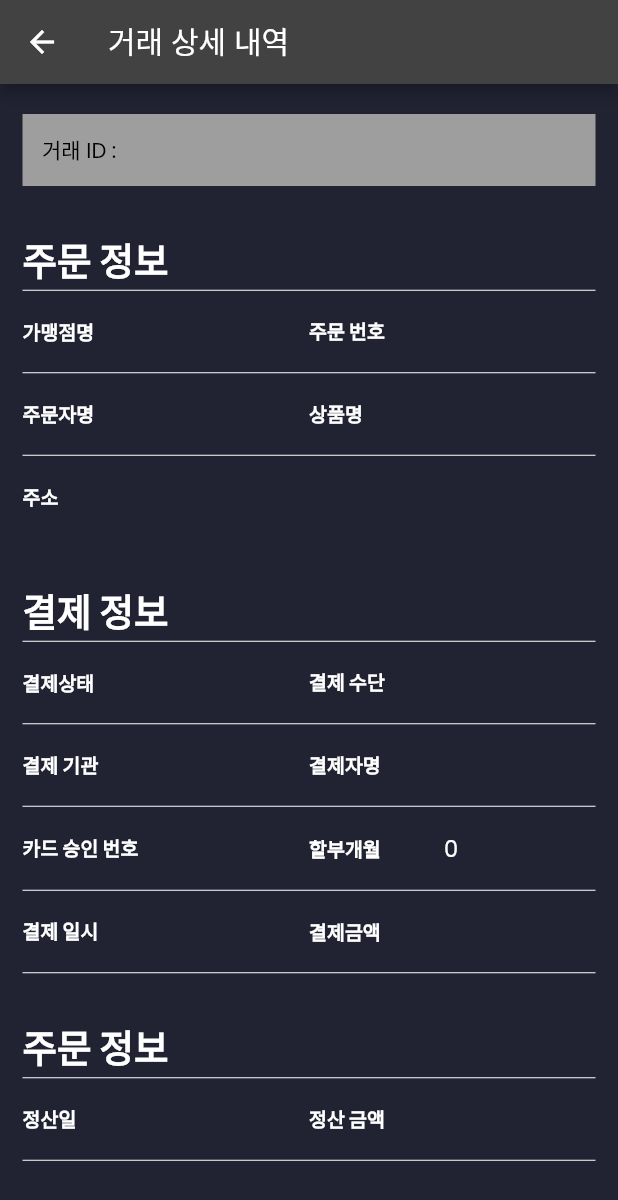
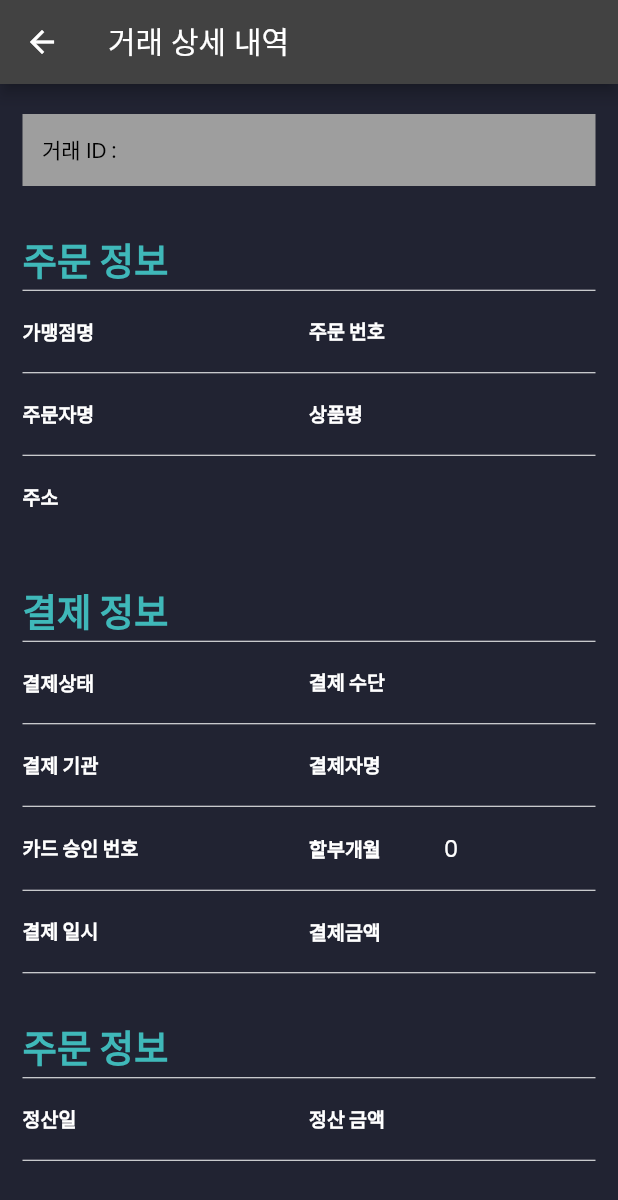
Before and after one commit to jinwoo-nam/Instapay-admin, a Flutter app: the TradeDetailPageWidget screen opened directly with empty values, on a phone screen of 412 x 824 dp. Shown: the top 1200 px of the screen. Run offline on Flutter 3.47's test engine with Material 2 defaults, Android fonts, the phone set to English and light mode, and no system bars; our stand-ins replace data_table_2, dio, dropdown_button2, flutter_secure_storage, fluttertoast, font_awesome_flutter and 4 more; missing offline and left inert: excel; accounts and stored records are empty; generated files the repository leaves out were written again; project files that could hold a hidden picture were left out.

Commit message:
상세페이지 컬러 변경

```diff
--- a/lib/presentation/trade_histroy/components/trade_detail_page_widget.dart
+++ b/lib/presentation/trade_histroy/components/trade_detail_page_widget.dart
@@ -1,6 +1,7 @@
 import 'package:flutter/material.dart';
 import 'package:instapay_admin/domain/model/tras/tras_info.dart';
 import 'package:instapay_admin/responsive/responsive.dart';
+import 'package:instapay_admin/ui/color.dart';
 
 class TradeDetailPageWidget extends StatefulWidget {
   final TrasInfo info;
@@ -76,6 +77,7 @@ class _TradeDetailPageWidgetState extends State<TradeDetailPageWidget> {
                       style: TextStyle(
                         fontWeight: FontWeight.bold,
                         fontSize: 25,
+                        color: pointColor,
                       ),
                     ),
                     const Divider(
@@ -244,6 +246,7 @@ class _TradeDetailPageWidgetState extends State<TradeDetailPageWidget> {
                       style: TextStyle(
                         fontWeight: FontWeight.bold,
                         fontSize: 25,
+                        color: pointColor,
                       ),
                     ),
                     const Divider(
@@ -502,6 +505,7 @@ class _TradeDetailPageWidgetState extends State<TradeDetailPageWidget> {
                       style: TextStyle(
                         fontWeight: FontWeight.bold,
                         fontSize: 25,
+                        color: pointColor,
                       ),
                     ),
                     const Divider(
```
Also changed, not shown: img/0ce3424b5ac811516b2b0a99eb92261013b76753.png (deleted), img/address_active.png (deleted), img/home-logo.svg (deleted).
